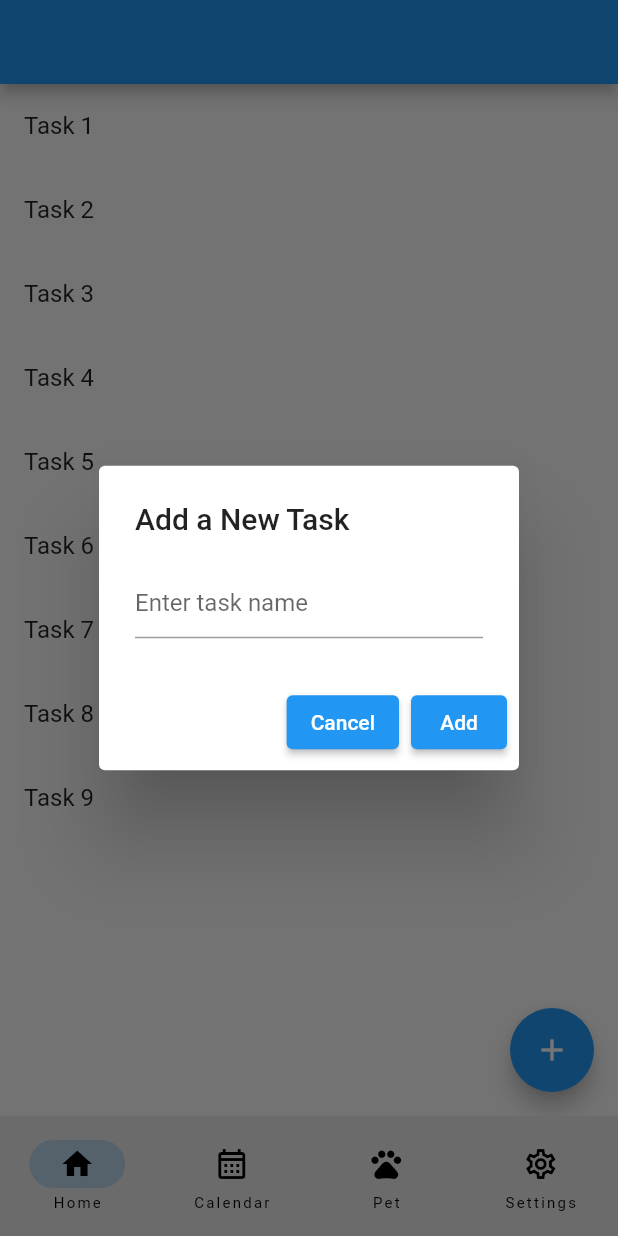
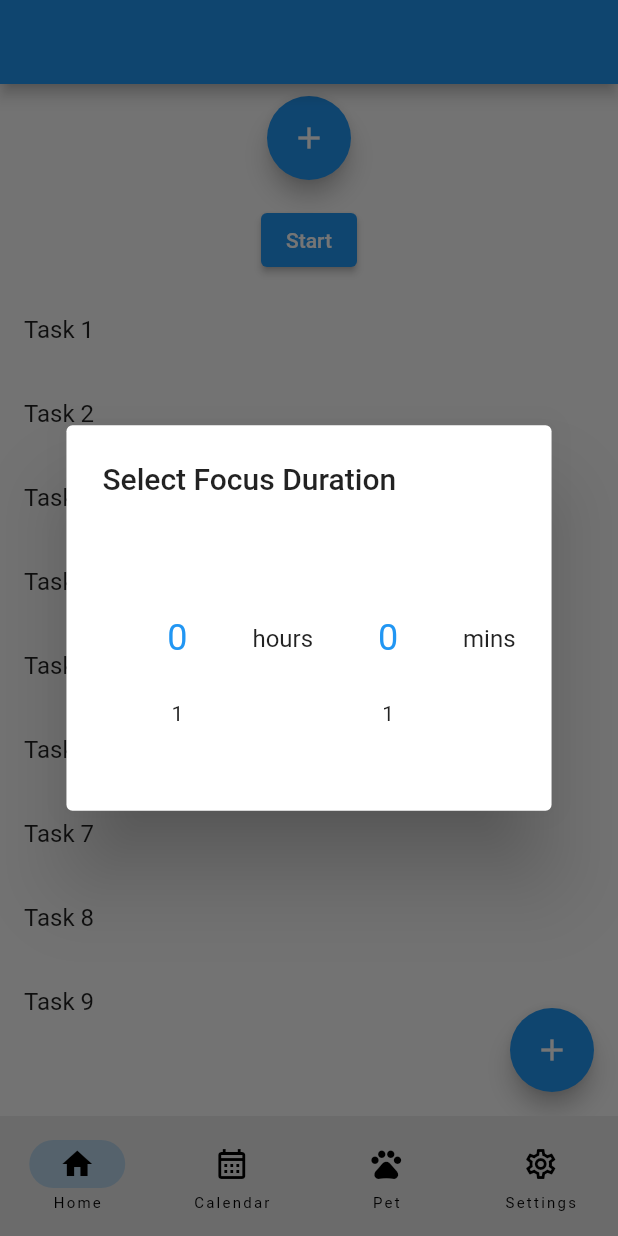
Before and after one commit to PawsitiveFocus/Pawsitive-Focus, a Flutter app: the screen it shows after launch, after a tap on the "add" icon, on a phone screen of 412 x 824 dp. Run offline on Flutter 3.47's test engine with Material 2 defaults, Android fonts, the phone set to English and light mode, and no system bars; drawn by our look-alikes of numberpicker; our stand-ins replace syncfusion_flutter_calendar.

Commit message:
homepage view now contains focus and start button --> focus button takes you to set hour and min

```diff
--- a/lib/Views/HomepageView.dart
+++ b/lib/Views/HomepageView.dart
@@ -1,6 +1,6 @@
 import 'package:flutter/material.dart';
 import 'package:pawsitivefocus/ViewModels/HomepageViewModel.dart';
-
+import 'package:numberpicker/numberpicker.dart';
 
 class HomepageView extends StatefulWidget {
   @override
@@ -9,6 +9,8 @@ class HomepageView extends StatefulWidget {
 
 class HomepageViewState extends State<HomepageView> {
   final HomepageViewModel viewModel = HomepageViewModel();
+  int selectedHours = 0;
+  int selectedMinutes = 0;
 
   //pop up to add new task
   void showAddTaskDialog(BuildContext context) {
@@ -49,37 +51,138 @@ class HomepageViewState extends State<HomepageView> {
     );
   }
 
+
+  void setFocusTime(BuildContext context) {
+
+      showDialog(
+        context: context,
+        builder: (BuildContext context) {
+          return AlertDialog(
+            title: Text('Select Focus Duration'),
+            content: Row(
+              mainAxisAlignment: MainAxisAlignment.center,
+              children: [
+                NumberPicker(
+                  value: selectedHours,
+                  minValue: 0,
+                  maxValue: 23,
+                  onChanged: (value) => setState(() => selectedHours = value),
+                ),
+                Text('hours'),
+                NumberPicker(
+                  value: selectedMinutes,
+                  minValue: 0,
+                  maxValue: 59,
+                  onChanged: (value) => setState(() => selectedMinutes = value),
+                ),
+                Text('mins'),
+              ],
+            ),
+            actions: <Widget>[
+              // ... actions ...
+            ],
+          );
+        },
+      );
+
+
+
+
+    /*
+    TimeOfDay selectedTime = TimeOfDay.now(); // Default or previously selected time
+
+    showDialog(
+      context: context,
+      builder: (BuildContext context) {
+        return AlertDialog(
+          title: Text('Focus Popup'),
+          content: Text('Select a focus time.'),
+          actions: <Widget>[
+            ElevatedButton(
+              child: Text('Pick Time'),
+              onPressed: () async {
+                final TimeOfDay? picked = await showTimePicker(
+                  context: context,
+                  initialTime: selectedTime,
+                );
+
+                if (picked != null && picked != selectedTime) {
+                  // Do something with the picked time
+                  // For example, update the state or store the time
+                  setState(() {
+                    selectedTime = picked;
+                  });
+                  // You can also close the dialog if needed
+                  // Navigator.of(context).pop();
+                }
+              },
+            ),
+            ElevatedButton(
+              child: Text('Close'),
+              onPressed: () {
+                Navigator.of(context).pop(); // Close the dialog
+              },
+            ),
+          ],
+        );
+      },
+    );
+    */
+  }
+
+
+
   @override
   Widget build(BuildContext context) {
     return Scaffold(
       appBar: AppBar(),
-      body: ListView.builder(
+      body: Column(
+        children: [
+          Padding(
+            padding: const EdgeInsets.symmetric(vertical: 8.0),
+            child: FloatingActionButton(
+              onPressed: () {
+                setFocusTime(context);
+              },
+              child: Icon(Icons.add),
+              tooltip: 'Focus',
+            ),
+          ),
+          Padding(
+            padding: const EdgeInsets.symmetric(vertical: 8.0),
+            child: ElevatedButton(
+              onPressed: () {
+                // Add your functionality here
+              },
+              child: Text('Start'),
+            ),
+          ),
+          Expanded(
+            child: ListView.builder(
               itemCount: viewModel.tasks.length,
               itemBuilder: (context, index) {
                 return Dismissible(
-            key: Key(viewModel.tasks[index]), // Unique key for each item
+                  key: Key(viewModel.tasks[index]),
                   direction: DismissDirection.horizontal,
                   onDismissed: (direction) {
-              int deletedIndex = index; // Capture the current index in a local variable
                     setState(() {
-                viewModel.deleteTask(deletedIndex); // Call the deleteTask method from the view model
+                      viewModel.deleteTask(index);
                     });
                   },
                   background: Container(
-              color: Colors.red, // Background color when swiping starts
+                    color: Colors.red,
                     alignment: Alignment.centerLeft,
                     padding: EdgeInsets.symmetric(horizontal: 20.0),
-              child: Icon(
-                Icons.delete,
-                color: Colors.white,
-              ),
+                    child: Icon(Icons.delete, color: Colors.white),
                   ),
                   child: ListTile(
                     title: Text(viewModel.tasks[index]),
                   ),
-            // ... other properties remain the same
                 );
               },
+            ),
+          ),
+        ],
       ),
       floatingActionButton: FloatingActionButton(
         onPressed: () {
@@ -89,4 +192,5 @@ class HomepageViewState extends State<HomepageView> {
       ),
     );
   }
+
 }
--- a/pubspec.yaml
+++ b/pubspec.yaml
@@ -32,6 +32,7 @@ dependencies:
     sdk: flutter
   provider: ^6.1.0
   cupertino_icons: ^1.0.2
+  numberpicker: ^2.1.2
 
 
   # The following adds the Cupertino Icons font to your application.
```
Also changed, not shown: lib/Views/FocusView.dart (added), pubspec.lock, 13 other files. Lines whose indentation alone changed are shown as unchanged.
